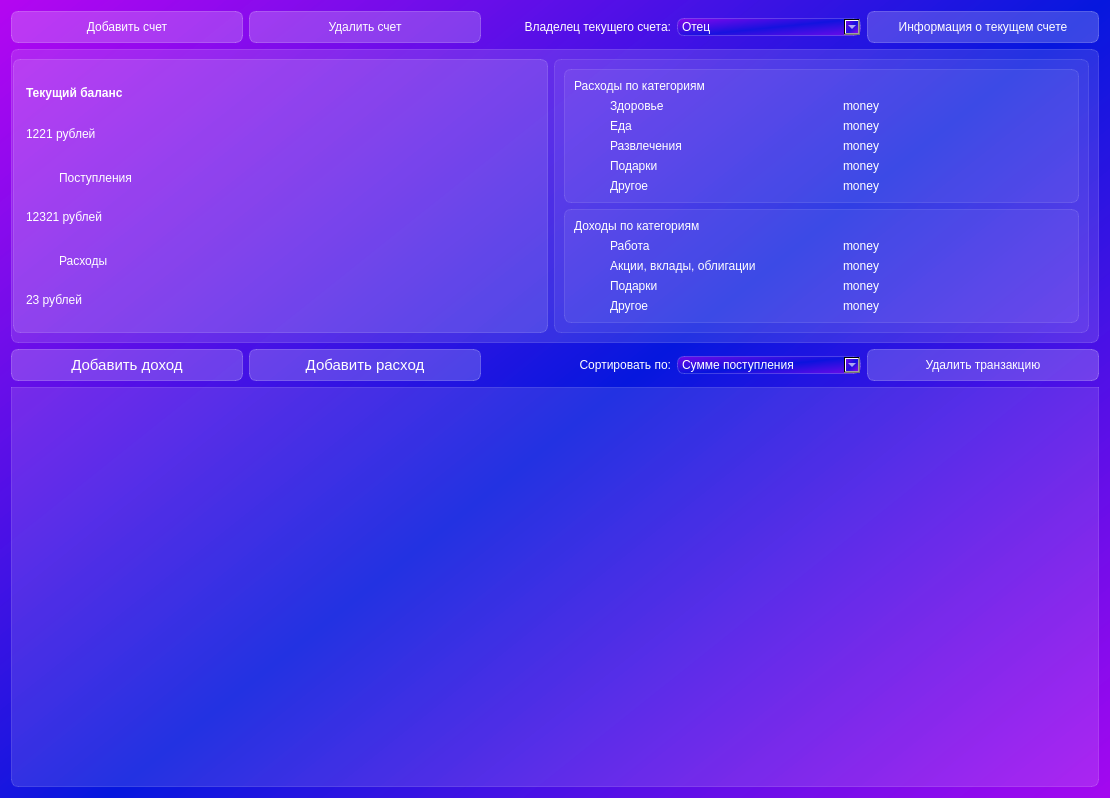
First picture: the form in course-work/ui/main.ui, repository VladimirOtinov/coursework, before the edit.
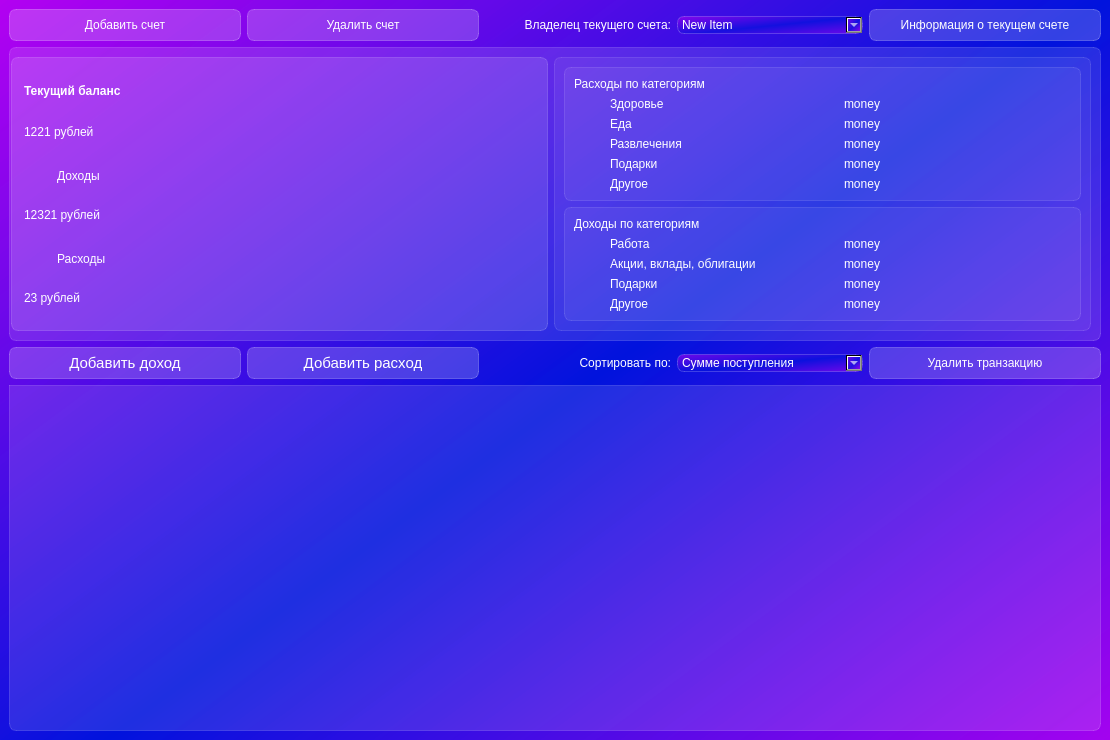
Second picture: the form after the edit. Icons and pictures are not drawn.

Diff of the .ui file:
```diff
--- a/course-work/ui/main.ui
+++ b/course-work/ui/main.ui
@@ -1,13 +1,13 @@
 <?xml version="1.0" encoding="UTF-8"?>
 <ui version="4.0">
- <class>MyMainWindow</class>
- <widget class="QWidget" name="MyMainWindow">
+ <class>MainWindow</class>
+ <widget class="QMainWindow" name="MainWindow">
   <property name="geometry">
    <rect>
     <x>0</x>
     <y>0</y>
     <width>1110</width>
-    <height>798</height>
+    <height>740</height>
    </rect>
   </property>
   <property name="windowTitle">
@@ -18,6 +18,7 @@
 font: 10pt &quot;Bahnschrift SemiLight&quot;;
 </string>
   </property>
+  <widget class="QWidget" name="centralwidget">
   <layout class="QVBoxLayout" name="verticalLayout_3">
    <item>
     <layout class="QHBoxLayout" name="horizontalLayout_4">
@@ -102,17 +103,7 @@
        </property>
        <item>
         <property name="text">
-         <string>Отец</string>
-        </property>
-       </item>
-       <item>
-        <property name="text">
-         <string>Мать</string>
-        </property>
-       </item>
-       <item>
-        <property name="text">
-         <string>Ребенок/Дети</string>
+          <string>New Item</string>
         </property>
        </item>
       </widget>
@@ -245,7 +236,7 @@
 </string>
              </property>
              <property name="text">
-              <string>Поступления</string>
+               <string>Доходы</string>
              </property>
             </widget>
            </item>
@@ -1109,16 +1100,16 @@
     </layout>
    </item>
    <item>
-    <widget class="QTableView" name="tableView">
+     <widget class="QTableWidget" name="tableWidget">
      <property name="styleSheet">
-      <string notr="true">QTableView {
+       <string notr="true">QTableWidget {
 background-color: rgba(255, 255, 255, 30);
 border: 1px solid rgba(255, 255, 255, 40);
 border-bottom-left-radius: 7px;
 border-bottom-right-radius: 7px;
 }
 
-QTableView::section{
+QTableWidget::section{
 background-color: rgba(53,53,53);
 color: rgb(255, 255, 255);
 border: none;
@@ -1126,12 +1117,12 @@
 font: 14pt &quot;MS Shell Dlg 2&quot;;
 }
 
-QTableView::item{
+QTableWidget::item{
 border-style: none;
 border-bottom: rgba(255, 255, 255, 50);
 }
 
-QTableView::item:selected{
+QTableWidget::item:selected{
 border: none;
 color: rgb(255, 255, 255);
 background-color: rgba(255, 255, 255, 50);
@@ -1139,25 +1130,11 @@
 
 </string>
      </property>
-     <property name="verticalScrollBarPolicy">
-      <enum>Qt::ScrollBarAsNeeded</enum>
-     </property>
-     <property name="horizontalScrollBarPolicy">
-      <enum>Qt::ScrollBarAsNeeded</enum>
-     </property>
-     <property name="showGrid">
-      <bool>false</bool>
-     </property>
-     <attribute name="horizontalHeaderDefaultSectionSize">
-      <number>135</number>
-     </attribute>
     </widget>
    </item>
   </layout>
  </widget>
- <resources>
-  <include location="res.qrc"/>
-  <include location="../../../../../WINDOWS/System32/res.qrc"/>
- </resources>
+ </widget>
+ <resources/>
  <connections/>
 </ui>
```
Left out of the diff: 28 changed lines with no effect on the pictures. Lines whose indentation alone changed are shown as unchanged.
